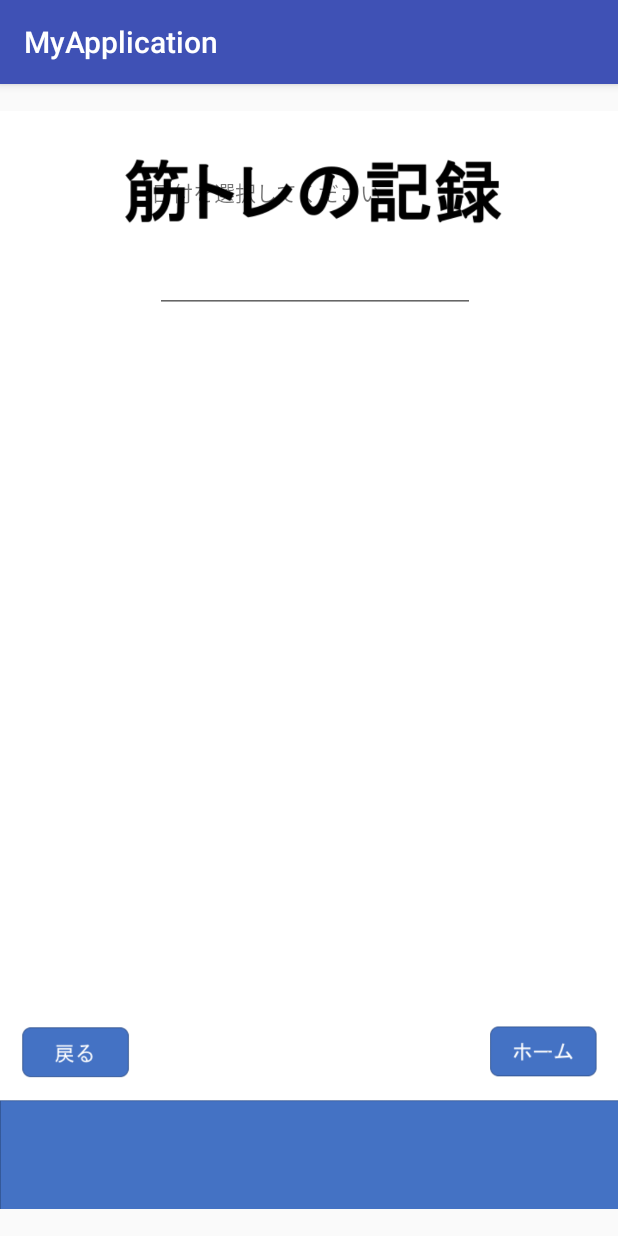
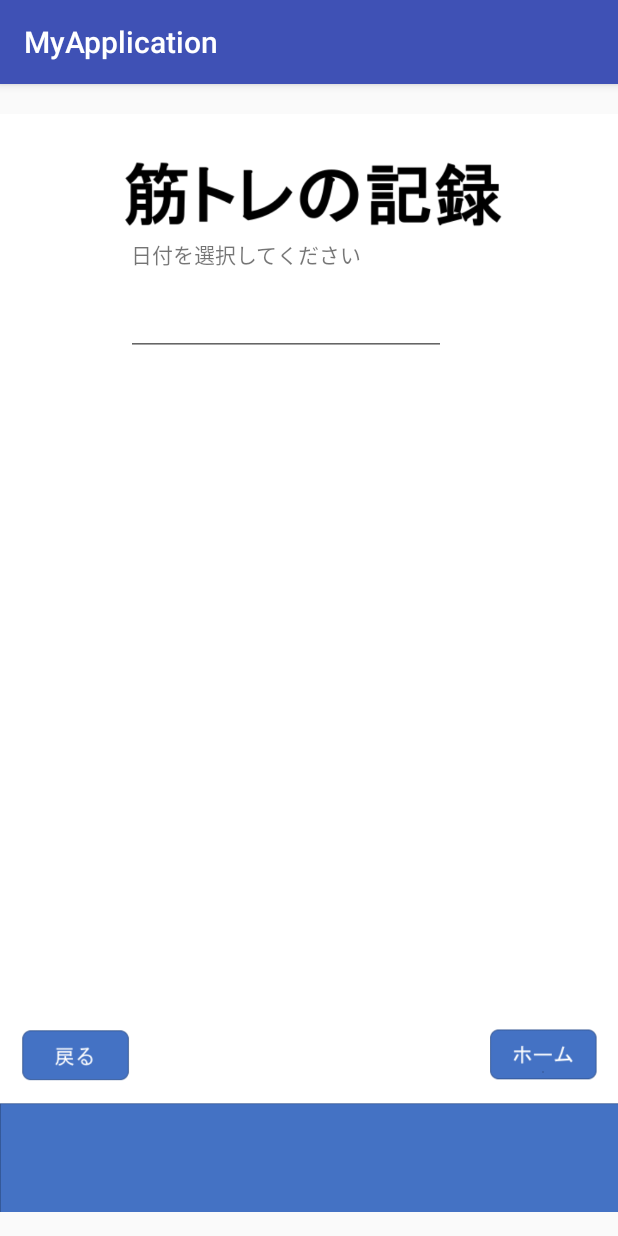
Before and after one commit to KKIRIN7/MyApplication, an Android app: the CalenderActivity screen opened directly, with no data from a screen before it, on a phone screen of 412 x 824 dp. Run offline under Robolectric (Android 15) with nearby library versions, the phone set to English and light mode, and no system bars.

```diff
--- a/app/src/main/AndroidManifest.xml
+++ b/app/src/main/AndroidManifest.xml
@@ -9,8 +9,8 @@
         android:roundIcon="@mipmap/ic_launcher_round"
         android:supportsRtl="true"
         android:theme="@style/AppTheme">
-        <activity android:name=".TrainPectoralisMajorActivity"></activity>
-        <activity android:name=".HelpCalenderActivity" />
+        <activity android:name=".InputNewPasswordActivity"></activity>
+        <activity android:name=".Input_New_PasswordActivity" />
         <activity android:name=".CalenderAdapterActivity" />
         <activity android:name=".hikitugiErrorActivity" />
         <activity android:name=".AccountInputErrorActivity" />
@@ -28,6 +28,7 @@
         <activity android:name=".BlankPasswordActivity" />
         <activity android:name=".AccountActivity" />
         <activity android:name=".HelpShopActivity" />
+        <activity android:name=".HelpCalendarActivity" />
         <activity android:name=".HelpTrainActivity" />
         <activity android:name=".HelpPointActivity" />
         <activity android:name=".HelpMeasurmentActivity" />
--- a/app/src/main/res/layout/activity_calender.xml
+++ b/app/src/main/res/layout/activity_calender.xml
@@ -1,23 +1,25 @@
 <?xml version="1.0" encoding="utf-8"?>
-<RelativeLayout xmlns:android="http://schemas.android.com/apk/res/android"
+<androidx.constraintlayout.widget.ConstraintLayout xmlns:android="http://schemas.android.com/apk/res/android"
+    xmlns:app="http://schemas.android.com/apk/res-auto"
     xmlns:tools="http://schemas.android.com/tools"
     android:layout_width="match_parent"
     android:layout_height="match_parent"
-    xmlns:app="http://schemas.android.com/apk/res-auto"
     tools:context=".CalenderActivity">
 
+
     <ImageView
-        android:id="@+id/imageView24"
+        android:id="@+id/imageView21"
         android:layout_width="wrap_content"
         android:layout_height="wrap_content"
+        android:layout_alignParentBottom="true"
+        android:layout_marginBottom="-2dp"
         app:layout_constraintBottom_toBottomOf="parent"
-        app:layout_constraintHorizontal_bias="0.0"
+        app:layout_constraintHorizontal_bias="1.0"
         app:layout_constraintLeft_toLeftOf="parent"
         app:layout_constraintRight_toRightOf="parent"
         app:layout_constraintTop_toTopOf="parent"
         app:layout_constraintVertical_bias="1.0"
         app:srcCompat="@drawable/calender" />
-
 
     <EditText
         android:id="@+id/showDate"
@@ -28,14 +30,15 @@
         android:layout_alignParentLeft="true"
         android:layout_alignParentEnd="true"
         android:layout_alignParentRight="true"
-        android:layout_marginStart="103dp"
-        android:layout_marginLeft="103dp"
-        android:layout_marginTop="-12dp"
-        android:layout_marginEnd="95dp"
-        android:layout_marginRight="95dp"
         android:ems="10"
         android:focusable="false"
-        android:inputType="date" />
+        android:inputType="date"
+        app:layout_constraintBottom_toBottomOf="@+id/imageView21"
+        app:layout_constraintEnd_toEndOf="@+id/imageView21"
+        app:layout_constraintHorizontal_bias="0.424"
+        app:layout_constraintStart_toStartOf="@+id/imageView21"
+        app:layout_constraintTop_toTopOf="parent"
+        app:layout_constraintVertical_bias="0.188" />
 
     <TextView
         android:id="@+id/textView"
@@ -43,26 +46,24 @@
         android:layout_height="58dp"
         android:layout_alignParentTop="true"
         android:layout_centerHorizontal="true"
-        android:layout_marginTop="61dp"
-        android:text="日付を選択してください" />
-
+        android:text="日付を選択してください"
+        app:layout_constraintBottom_toBottomOf="@+id/imageView21"
+        app:layout_constraintEnd_toEndOf="@+id/imageView21"
+        app:layout_constraintHorizontal_bias="0.432"
+        app:layout_constraintStart_toStartOf="@+id/imageView21"
+        app:layout_constraintTop_toTopOf="parent"
+        app:layout_constraintVertical_bias="0.144" />
 
     <ImageButton
-        android:id="@+id/imageButtonCalender"
-        android:layout_width="75dp"
-        android:layout_height="35dp"
-        android:layout_alignParentStart="true"
-        android:layout_alignParentLeft="true"
-        android:layout_alignParentTop="true"
-        android:layout_alignParentEnd="true"
-        android:layout_alignParentRight="true"
-        android:layout_alignParentBottom="true"
-        android:layout_marginStart="327dp"
-        android:layout_marginLeft="327dp"
-        android:layout_marginTop="609dp"
-        android:layout_marginEnd="9dp"
-        android:layout_marginRight="9dp"
-        android:layout_marginBottom="87dp"
+        android:id="@+id/imageButtonAccount"
+        android:layout_width="68dp"
+        android:layout_height="34dp"
+        android:layout_marginStart="8dp"
+        android:layout_marginLeft="8dp"
+        android:layout_marginTop="8dp"
+        android:layout_marginEnd="8dp"
+        android:layout_marginRight="8dp"
+        android:layout_marginBottom="8dp"
         android:background="@null"
         android:onClick="onClick0"
         app:layout_constraintBottom_toBottomOf="parent"
@@ -70,7 +71,8 @@
         app:layout_constraintHorizontal_bias="0.975"
         app:layout_constraintStart_toStartOf="parent"
         app:layout_constraintTop_toTopOf="parent"
-        app:layout_constraintVertical_bias="0.876"
+        app:layout_constraintVertical_bias="0.882"
         app:srcCompat="?attr/actionBarDivider" />
 
-</RelativeLayout>
+
+</androidx.constraintlayout.widget.ConstraintLayout>
```
Also changed, not shown: app/src/main/java/com/example/myapplication/InputNewPasswordActivity.java (added, +26 -0 lines), app/src/main/res/layout/activity_input_new_password.xml (added, +74 -0 lines).
